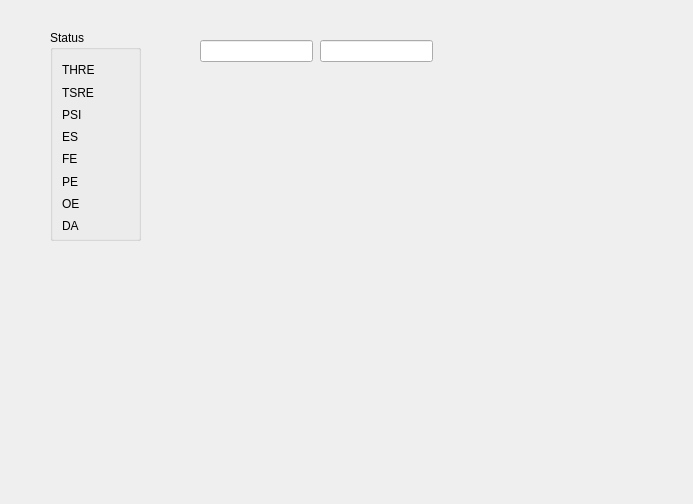
The window that uart.ui (Mark-Clegg/EM1802) describes before a commit, drawn with Qt 5.
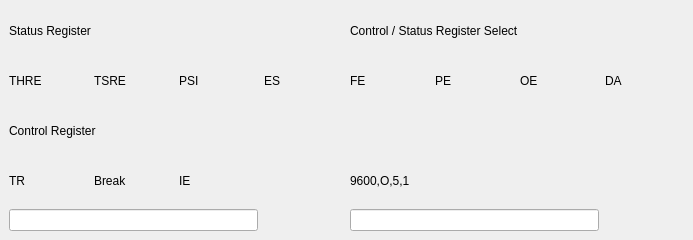
The same window after the commit. Custom widgets are drawn as their Qt base class.

Commit message: Laid out  Uart widget

What changed in the file:
```diff
--- a/uart.ui
+++ b/uart.ui
@@ -7,7 +7,7 @@
     <x>0</x>
     <y>0</y>
     <width>693</width>
-    <height>504</height>
+    <height>240</height>
    </rect>
   </property>
   <property name="features">
@@ -17,43 +17,21 @@
    <string>CDP1854 Programmable UART</string>
   </property>
   <widget class="QWidget" name="dockWidgetContents">
-   <widget class="Register" name="TxHR">
-    <property name="geometry">
-     <rect>
-      <x>200</x>
-      <y>40</y>
-      <width>113</width>
+   <layout class="QGridLayout" name="gridLayout_2">
+    <item row="3" column="0">
+     <widget class="IndicatorLED" name="TR">
+      <property name="minimumSize">
+       <size>
+        <width>0</width>
       <height>22</height>
-     </rect>
-    </property>
-   </widget>
-   <widget class="Register" name="RxHR">
-    <property name="geometry">
-     <rect>
-      <x>320</x>
-      <y>40</y>
-      <width>113</width>
-      <height>22</height>
-     </rect>
-    </property>
-   </widget>
-   <widget class="QGroupBox" name="groupBox">
-    <property name="geometry">
-     <rect>
-      <x>50</x>
-      <y>30</y>
-      <width>91</width>
-      <height>211</height>
-     </rect>
-    </property>
-    <property name="title">
-     <string>Status</string>
-    </property>
-    <layout class="QVBoxLayout" name="verticalLayout">
-     <property name="spacing">
-      <number>8</number>
-     </property>
-     <item>
+       </size>
+      </property>
+      <property name="text">
+       <string>TR</string>
+      </property>
+     </widget>
+    </item>
+    <item row="1" column="0">
       <widget class="IndicatorLED" name="THRE">
        <property name="minimumSize">
         <size>
@@ -66,7 +44,7 @@
        </property>
       </widget>
      </item>
-     <item>
+    <item row="1" column="1">
       <widget class="IndicatorLED" name="TSRE">
        <property name="minimumSize">
         <size>
@@ -79,7 +57,20 @@
        </property>
       </widget>
      </item>
-     <item>
+    <item row="3" column="2">
+     <widget class="IndicatorLED" name="IE">
+      <property name="minimumSize">
+       <size>
+        <width>0</width>
+        <height>22</height>
+       </size>
+      </property>
+      <property name="text">
+       <string>IE</string>
+      </property>
+     </widget>
+    </item>
+    <item row="1" column="2">
       <widget class="IndicatorLED" name="PSI">
        <property name="minimumSize">
         <size>
@@ -92,7 +83,20 @@
        </property>
       </widget>
      </item>
-     <item>
+    <item row="3" column="1">
+     <widget class="IndicatorLED" name="Break">
+      <property name="minimumSize">
+       <size>
+        <width>0</width>
+        <height>22</height>
+       </size>
+      </property>
+      <property name="text">
+       <string>Break</string>
+      </property>
+     </widget>
+    </item>
+    <item row="1" column="3">
       <widget class="IndicatorLED" name="ES">
        <property name="minimumSize">
         <size>
@@ -105,7 +109,7 @@
        </property>
       </widget>
      </item>
-     <item>
+    <item row="1" column="4">
       <widget class="IndicatorLED" name="FE">
        <property name="minimumSize">
         <size>
@@ -118,7 +122,7 @@
        </property>
       </widget>
      </item>
-     <item>
+    <item row="1" column="5">
       <widget class="IndicatorLED" name="PE">
        <property name="minimumSize">
         <size>
@@ -131,7 +135,7 @@
        </property>
       </widget>
      </item>
-     <item>
+    <item row="1" column="6">
       <widget class="IndicatorLED" name="OE">
        <property name="minimumSize">
         <size>
@@ -144,7 +148,7 @@
        </property>
       </widget>
      </item>
-     <item>
+    <item row="1" column="7">
       <widget class="IndicatorLED" name="DA">
        <property name="minimumSize">
         <size>
@@ -157,8 +161,70 @@
        </property>
       </widget>
      </item>
-    </layout>
-   </widget>
+    <item row="0" column="0" colspan="3">
+     <widget class="QLabel" name="label">
+      <property name="minimumSize">
+       <size>
+        <width>0</width>
+        <height>22</height>
+       </size>
+      </property>
+      <property name="text">
+       <string>Status Register</string>
+      </property>
+     </widget>
+    </item>
+    <item row="2" column="0" colspan="3">
+     <widget class="QLabel" name="label_2">
+      <property name="minimumSize">
+       <size>
+        <width>0</width>
+        <height>22</height>
+       </size>
+      </property>
+      <property name="text">
+       <string>Control Register</string>
+      </property>
+     </widget>
+    </item>
+    <item row="0" column="4" colspan="4">
+     <widget class="IndicatorLED" name="RSel">
+      <property name="minimumSize">
+       <size>
+        <width>0</width>
+        <height>22</height>
+       </size>
+      </property>
+      <property name="toolTip">
+       <string/>
+      </property>
+      <property name="text">
+       <string>Control / Status Register Select</string>
+      </property>
+     </widget>
+    </item>
+    <item row="4" column="0" colspan="3">
+     <widget class="Register" name="TxHR">
+      <property name="readOnly">
+       <bool>true</bool>
+      </property>
+     </widget>
+    </item>
+    <item row="4" column="4" colspan="3">
+     <widget class="Register" name="RxHR">
+      <property name="readOnly">
+       <bool>true</bool>
+      </property>
+     </widget>
+    </item>
+    <item row="3" column="4" colspan="3">
+     <widget class="QLabel" name="Format">
+      <property name="text">
+       <string>9600,O,5,1</string>
+      </property>
+     </widget>
+    </item>
+   </layout>
   </widget>
  </widget>
  <customwidgets>
```
Lines whose indentation alone changed are shown as unchanged. The commit also changes 8 other files.
